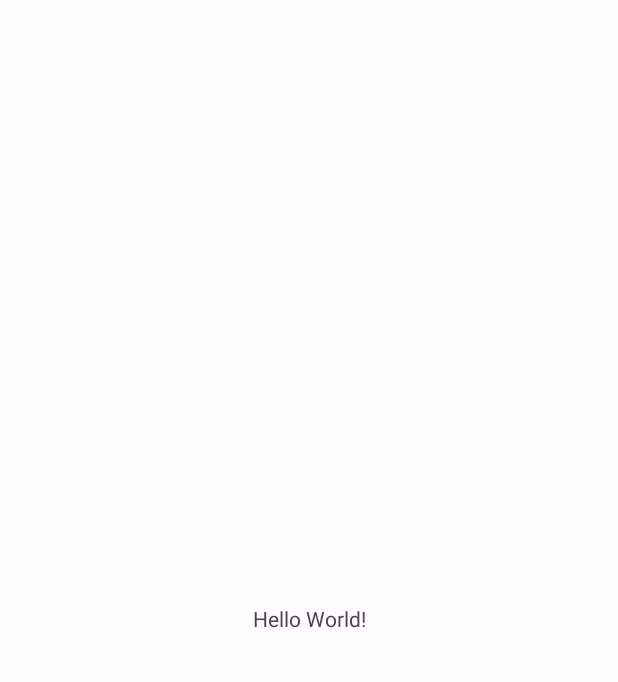
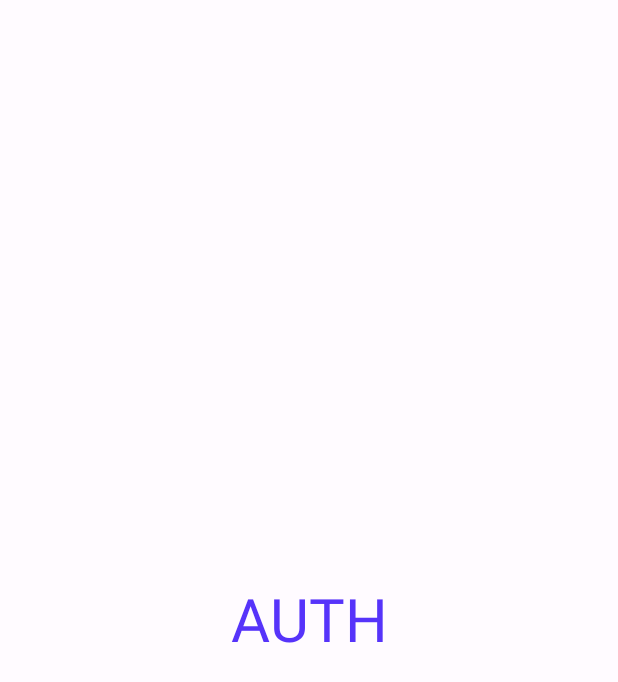
Before and after one commit to sdvkit/ledger-link, an Android app: the screen it shows after launch (MainActivity), on a phone screen of 412 x 824 dp. Before the commit the part shown is almost empty. Shown: the top 682 px of the screen. Run offline under Robolectric (Android 15) with nearby library versions, the phone set to English and light mode, and no system bars; our stand-ins replace Dagger/Hilt's generated code.

Commit message:
Navigation has been added

```diff
--- a/app/src/main/java/com/sulitsa/dev/ledgerlink/presentation/activity/MainActivity.kt
+++ b/app/src/main/java/com/sulitsa/dev/ledgerlink/presentation/activity/MainActivity.kt
@@ -3,15 +3,19 @@ package com.sulitsa.dev.ledgerlink.presentation.activity
 import android.os.Bundle
 import androidx.appcompat.app.AppCompatActivity
 import androidx.core.splashscreen.SplashScreen.Companion.installSplashScreen
-import com.sulitsa.dev.ledgerlink.R
+import com.sulitsa.dev.ledgerlink.databinding.ActivityMainBinding
 import dagger.hilt.android.AndroidEntryPoint
 
 @AndroidEntryPoint
 class MainActivity : AppCompatActivity() {
 
+    private lateinit var binding: ActivityMainBinding
+
     override fun onCreate(savedInstanceState: Bundle?) {
         installSplashScreen()
         super.onCreate(savedInstanceState)
-        setContentView(R.layout.activity_main)
+
+        binding = ActivityMainBinding.inflate(layoutInflater)
+        setContentView(binding.root)
     }
 }
--- /dev/null
+++ b/app/src/main/java/com/sulitsa/dev/ledgerlink/presentation/auth/AuthScreen.kt
@@ -0,0 +1,22 @@
+package com.sulitsa.dev.ledgerlink.presentation.auth
+
+import android.os.Bundle
+import android.view.LayoutInflater
+import android.view.View
+import android.view.ViewGroup
+import androidx.fragment.app.Fragment
+import com.sulitsa.dev.ledgerlink.databinding.AuthScreenBinding
+
+class AuthScreen : Fragment() {
+
+    private lateinit var binding: AuthScreenBinding
+
+    override fun onCreateView(
+        inflater: LayoutInflater,
+        container: ViewGroup?,
+        savedInstanceState: Bundle?
+    ): View {
+        binding = AuthScreenBinding.inflate(layoutInflater)
+        return binding.root
+    }
+}
--- a/app/src/main/res/layout/activity_main.xml
+++ b/app/src/main/res/layout/activity_main.xml
@@ -6,13 +6,16 @@
     android:layout_height="match_parent"
     tools:context=".presentation.activity.MainActivity">
 
-    <TextView
-        android:layout_width="wrap_content"
-        android:layout_height="wrap_content"
-        android:text="Hello World!"
+    <androidx.fragment.app.FragmentContainerView
+        android:id="@+id/containerView"
+        android:layout_width="0dp"
+        android:layout_height="0dp"
+        android:name="androidx.navigation.fragment.NavHostFragment"
+        app:defaultNavHost = "true"
+        app:navGraph="@navigation/nav_graph"
         app:layout_constraintBottom_toBottomOf="parent"
-        app:layout_constraintEnd_toEndOf="parent"
-        app:layout_constraintStart_toStartOf="parent"
+        app:layout_constraintLeft_toLeftOf="parent"
+        app:layout_constraintRight_toRightOf="parent"
         app:layout_constraintTop_toTopOf="parent" />
 
 </androidx.constraintlayout.widget.ConstraintLayout>
--- /dev/null
+++ b/app/src/main/res/layout/auth_screen.xml
@@ -0,0 +1,19 @@
+<?xml version="1.0" encoding="utf-8"?>
+<androidx.constraintlayout.widget.ConstraintLayout
+    xmlns:android="http://schemas.android.com/apk/res/android"
+    xmlns:app="http://schemas.android.com/apk/res-auto"
+    android:layout_width="match_parent"
+    android:layout_height="match_parent">
+
+    <TextView
+        android:layout_width="wrap_content"
+        android:layout_height="wrap_content"
+        android:text="AUTH"
+        android:textColor="?attr/colorPrimary"
+        android:textSize="40sp"
+        app:layout_constraintBottom_toBottomOf="parent"
+        app:layout_constraintEnd_toEndOf="parent"
+        app:layout_constraintStart_toStartOf="parent"
+        app:layout_constraintTop_toTopOf="parent" />
+
+</androidx.constraintlayout.widget.ConstraintLayout>
--- /dev/null
+++ b/app/src/main/res/navigation/nav_graph.xml
@@ -0,0 +1,21 @@
+<?xml version="1.0" encoding="utf-8"?>
+<navigation xmlns:android="http://schemas.android.com/apk/res/android"
+    xmlns:app="http://schemas.android.com/apk/res-auto"
+    android:id="@+id/nav_graph"
+    app:startDestination="@id/authScreen">
+
+    <fragment
+        android:id="@+id/homeScreen"
+        android:name="com.sulitsa.dev.ledgerlink.presentation.home.HomeScreen"
+        android:label="HomeScreen" />
+
+    <fragment
+        android:id="@+id/authScreen"
+        android:name="com.sulitsa.dev.ledgerlink.presentation.auth.AuthScreen"
+        android:label="AuthScreen" >
+        <action
+            android:id="@+id/action_authScreen_to_homeScreen"
+            app:destination="@id/homeScreen" />
+    </fragment>
+
+</navigation>
--- a/app/src/main/res/values/colors.xml
+++ b/app/src/main/res/values/colors.xml
@@ -31,6 +31,7 @@
     <color name="md_theme_light_surfaceTint">#5633FA</color>
     <color name="md_theme_light_outlineVariant">#C9C5D0</color>
     <color name="md_theme_light_scrim">#000000</color>
+
     <color name="md_theme_dark_primary">#C7BFFF</color>
     <color name="md_theme_dark_onPrimary">#29009F</color>
     <color name="md_theme_dark_primaryContainer">#3D00DD</color>
```
Also changed, not shown: app/build.gradle.kts (+7 -0 lines), app/src/main/java/com/sulitsa/dev/ledgerlink/presentation/home/HomeScreen.kt (added, +22 -0 lines), app/src/main/res/layout/home_screen.xml (added, +19 -0 lines).
